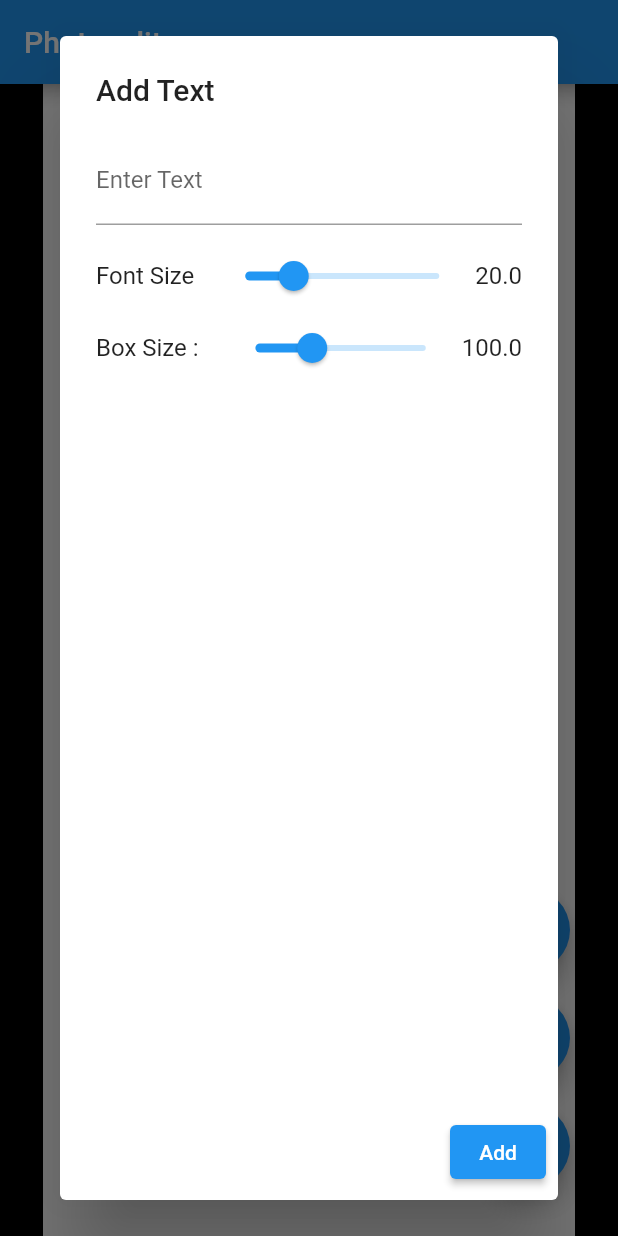
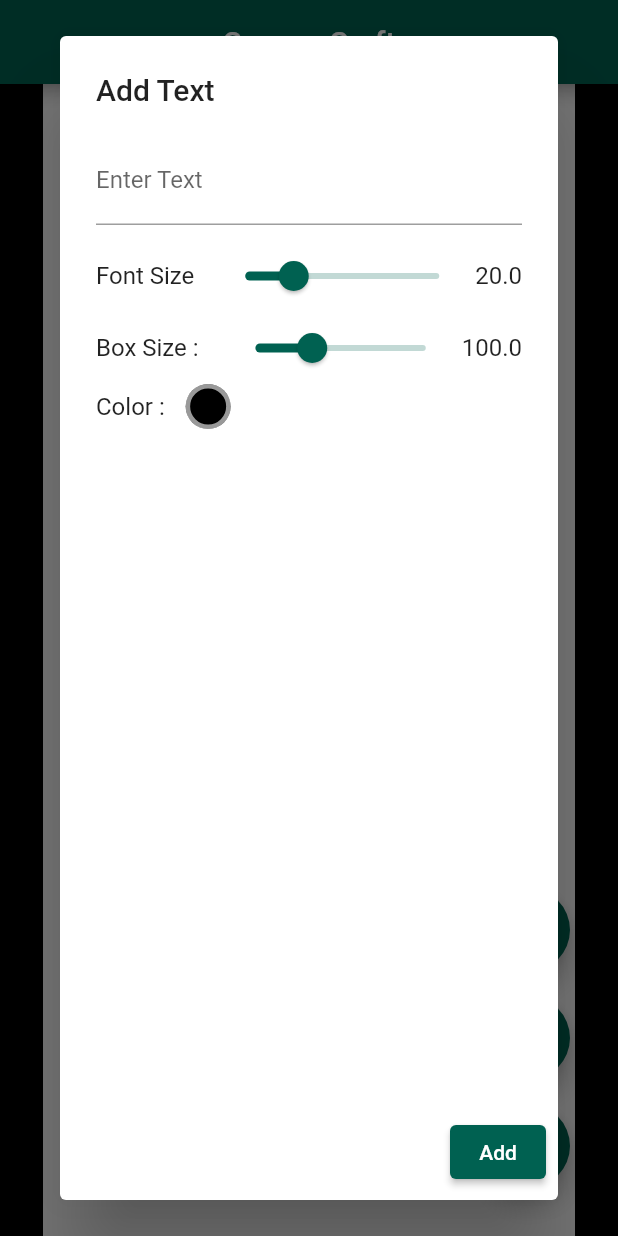
Before and after one commit to melvinjariwala/canvas_craft, a Flutter app: the screen it shows after launch, after a tap on the "text fields" icon, on a phone screen of 412 x 824 dp. Run offline on Flutter 3.47's test engine with Material 2 defaults, Android fonts, the phone set to English and light mode, and no system bars; drawn by our look-alikes of photo_view; our stand-ins replace flutter_colorpicker.

Commit message:
Implemented Color Picker

```diff
--- a/lib/main.dart
+++ b/lib/main.dart
@@ -14,8 +14,9 @@ class MyApp extends StatelessWidget {
       title: 'Flutter Demo',
       debugShowCheckedModeBanner: false,
       theme: ThemeData(
-        primarySwatch: Colors.blue,
-      ),
+          colorScheme: ColorScheme.fromSwatch().copyWith(
+              primary: const Color.fromARGB(255, 0, 97, 81),
+              secondary: const Color.fromARGB(255, 0, 97, 81))),
       home: const EditingScreen(),
     );
   }
--- a/lib/screens/editing_screen.dart
+++ b/lib/screens/editing_screen.dart
@@ -21,7 +21,8 @@ class _EditingScreenState extends State<EditingScreen> {
   Widget build(BuildContext context) {
     return Scaffold(
       appBar: AppBar(
-        title: const Text("Photo editor"),
+        title: const Text("Canvas Craft"),
+        centerTitle: true,
       ),
       body: Stack(
         children: [
@@ -40,7 +41,7 @@ class _EditingScreenState extends State<EditingScreen> {
                 return PhotoViewGalleryPageOptions(
                     imageProvider: const AssetImage('assets/blank.jpg'),
                     minScale: PhotoViewComputedScale.contained,
-                    maxScale: PhotoViewComputedScale.covered * 2);
+                    maxScale: PhotoViewComputedScale.covered * 3);
               },
               scrollPhysics: const BouncingScrollPhysics(),
               backgroundDecoration: const BoxDecoration(color: Colors.black),
--- a/lib/widgets/text_dialog.dart
+++ b/lib/widgets/text_dialog.dart
@@ -1,5 +1,6 @@
 import 'package:canvas_craft/models/text_data.dart';
 import 'package:flutter/material.dart';
+import 'package:flutter_colorpicker/flutter_colorpicker.dart';
 
 class TextDialog extends StatefulWidget {
   final TextData? textData;
@@ -70,6 +71,25 @@ class _TextDialogState extends State<TextDialog> {
                       })),
               Text(_boxSize.toStringAsFixed(1))
             ],
+          ),
+          Row(
+            children: [
+              const Text("Color : "),
+              const SizedBox(width: 10.0),
+              GestureDetector(
+                onTap: () {
+                  _showColorPicker();
+                },
+                child: Container(
+                  width: 30.0,
+                  height: 30.0,
+                  decoration: BoxDecoration(
+                      color: _textColor,
+                      border: Border.all(color: Colors.white60, width: 3.0),
+                      borderRadius: BorderRadius.circular(25.0)),
+                ),
+              )
+            ],
           )
         ],
       ),
@@ -95,8 +115,32 @@ class _TextDialogState extends State<TextDialog> {
         boxSize: _boxSize);
   }
 
-  // String getDisplayText() => _displayText;
-  // Color getTextColor() => _textColor;
-  // double getFontSize() => _fontSize;
-  // double getBoxSize() => _boxSize;
+  void _showColorPicker() {
+    showDialog(
+      context: context,
+      builder: (context) {
+        return AlertDialog(
+          title: const Text("Pick a color"),
+          content: SingleChildScrollView(
+            child: ColorPicker(
+              pickerColor: _textColor,
+              onColorChanged: (Color color) {
+                setState(() {
+                  _textColor = color;
+                });
+              },
+              pickerAreaHeightPercent: 0.8,
+            ),
+          ),
+          actions: [
+            TextButton(
+                onPressed: () {
+                  Navigator.of(context).pop();
+                },
+                child: const Text("OK"))
+          ],
+        );
+      },
+    );
+  }
 }
```
